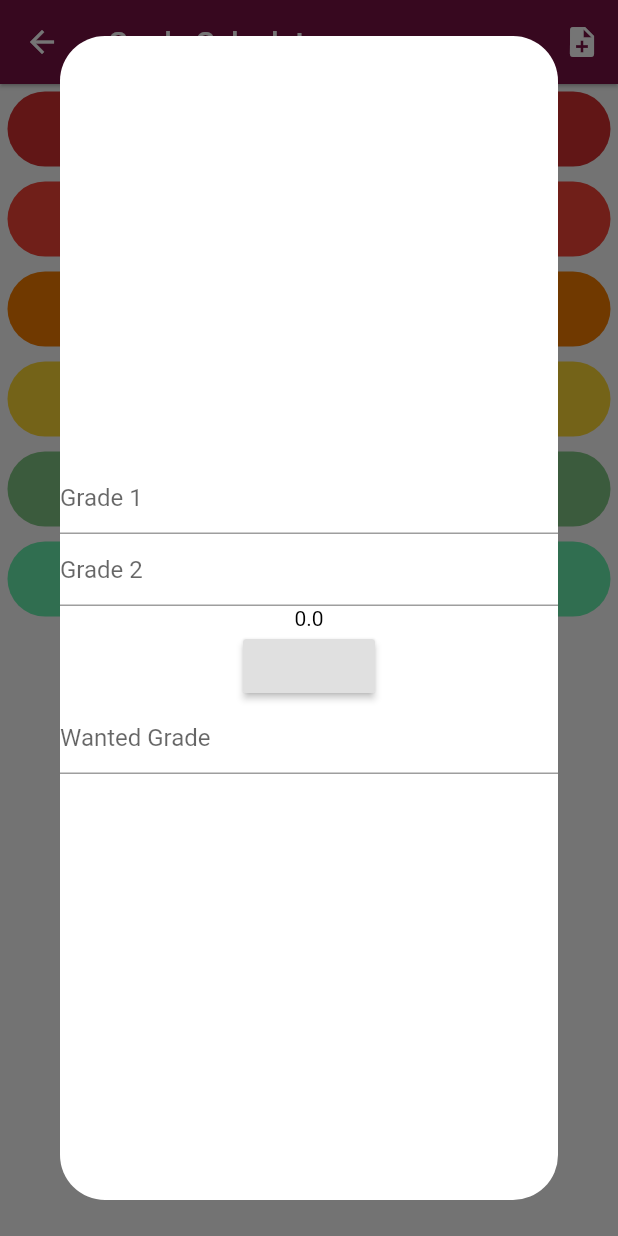
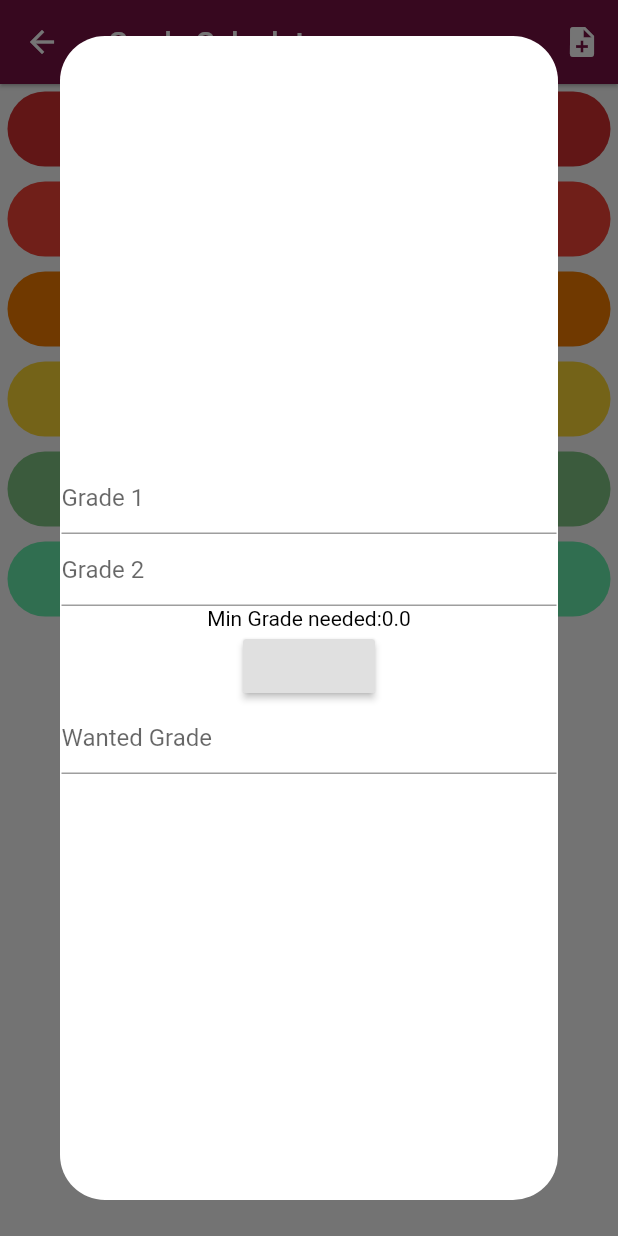
Before and after one commit to Berk-Akarcalioglu/smartclassPlusPlus-mySEV, a Flutter app: the GradeCalcPage screen opened directly, after a tap on the "note add" icon, on a phone screen of 412 x 824 dp. Run offline on Flutter 3.47's test engine with Material 2 defaults, Android fonts, the light colour scheme and no system bars.

Commit message:
Improvements to UI and Grade Prediction

```diff
--- a/smartclassplusplus_mysev/lib/Pages/GPAPredictor.dart
+++ b/smartclassplusplus_mysev/lib/Pages/GPAPredictor.dart
@@ -17,6 +17,7 @@ class _GPAPredictorState extends State<GPAPredictor> {
   @override
   Widget build(BuildContext context) {
     return Container(
+      width: MediaQuery.of(context).size.width,
       child: Column(
         mainAxisAlignment: MainAxisAlignment.center,
         children: <Widget>[
@@ -32,13 +33,33 @@ class _GPAPredictorState extends State<GPAPredictor> {
               hintText: "Grade 2",
             ),
           ),
-          Text(_temp == "" ? _gpa.getPredictedGrade().toString() : _temp),
+          Text(_temp == ""
+              ? (_temp == "Error"
+                  ? _temp
+                  : _temp == "0.0"
+                      ? /*_temp*/ ""
+                      : ("Min Grade needed:" +
+                          _gpa.getPredictedGrade().toString()))
+              : _temp),
           RaisedButton(
             onPressed: () {
               setState(() {
-                _gpa.gradePrediction(gpaCont.text, gpaCont2.text, gpaCont3.text);
-                print(_gpa.getPredictedGrade());
+                _gpa.gradePrediction(
+                    gpaCont.text, gpaCont2.text, gpaCont3.text);
+                print("Predicted Grade: ${_gpa.getPredictedGrade()}");
                 _temp = _gpa.getPredictedGrade().toString();
+                if (_gpa.error != null) {
+                  Scaffold.of(context).showSnackBar(
+                    SnackBar(
+                      shape: RoundedRectangleBorder(
+                        borderRadius: BorderRadius.circular(50)
+                      ),
+                    backgroundColor: Theme.of(context).accentColor,
+                    content: Text(_gpa.error),
+                  ));
+                  _temp = "Error";
+                  _gpa.error = null;
+                }
               });
             },
           ),
--- a/smartclassplusplus_mysev/lib/Pages/GradeCalcPage.dart
+++ b/smartclassplusplus_mysev/lib/Pages/GradeCalcPage.dart
@@ -27,9 +27,19 @@ class _GradeCalcPageState extends State<GradeCalcPage> {
                     return Dialog(
                       elevation: 0,
                       shape: RoundedRectangleBorder(
-                        borderRadius: BorderRadius.circular(30)
+                          borderRadius: BorderRadius.circular(30)),
+                      child: Container(
+                        decoration: BoxDecoration(
+                            shape: BoxShape.rectangle,
+                            border: Border.all(
+                              color: Colors.transparent,
+                            ),
+                            borderRadius: BorderRadius.circular(50)),
+                        child: Scaffold(
+                          backgroundColor: Colors.transparent,
+                          body: GPAPredictor()
+                          ),
                       ),
-                      child: GPAPredictor(),
                     );
                   });
             },
@@ -53,7 +63,6 @@ class _GradeCalcPageState extends State<GradeCalcPage> {
           ],
         ),
       ),
-
     );
   }
 }
```
Also changed, not shown: smartclassplusplus_mysev/lib/Utils/GradeCalc.dart (+17 -22 lines).
